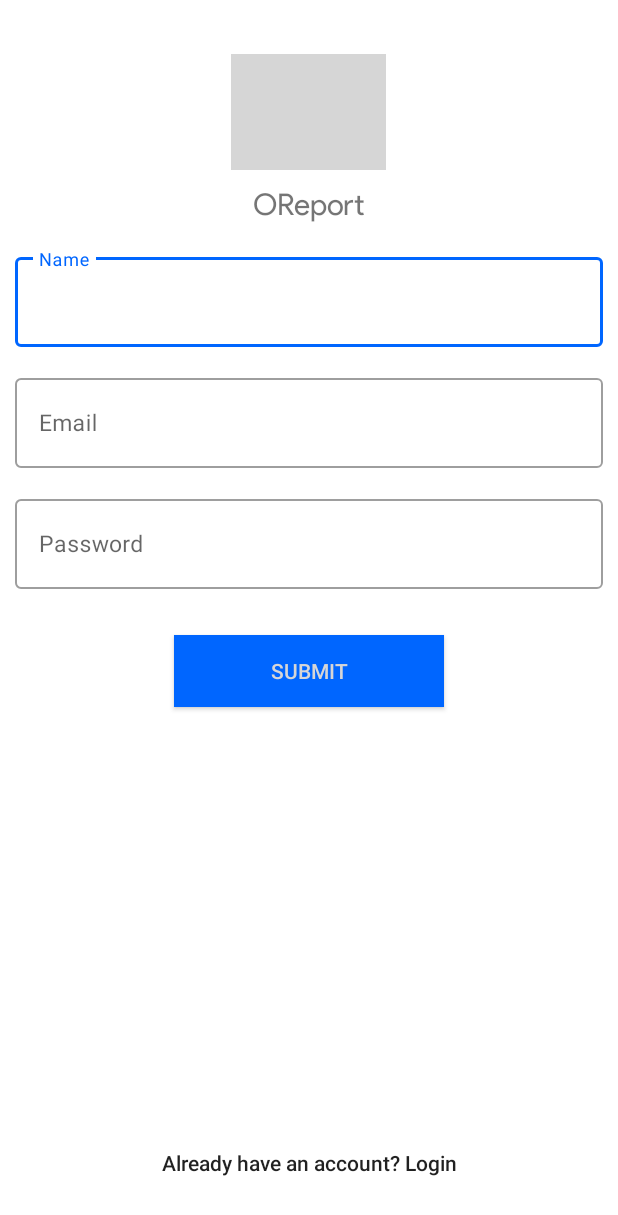
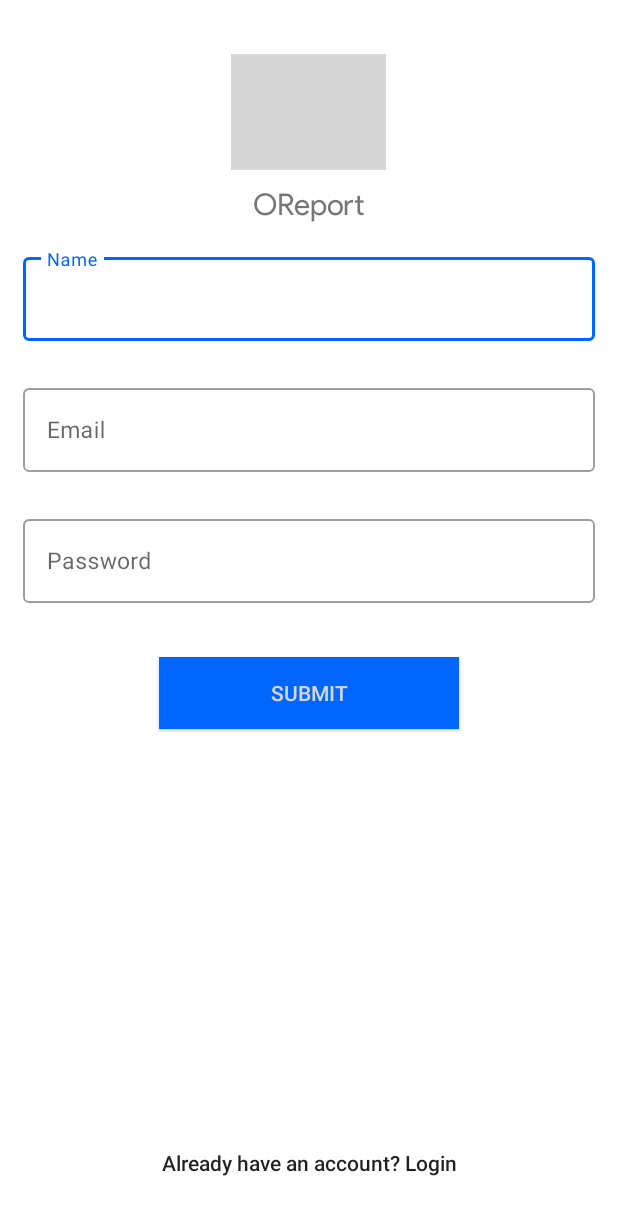
Before and after one commit to rjtmahinay/illegal-fishing-report-mobile, an Android app: the screen it shows after launch (SignUpActivity), after a tap on "New User? Sign Up", on a phone screen of 412 x 824 dp. Shown: the top 1215 px of the screen. Run offline under Robolectric (Android 15) with nearby library versions, the phone set to English and light mode, and no system bars; our stand-ins replace Firebase (no records; nobody signed in at launch, a user with empty details on screens opened directly); libraries missing offline, so code that uses them is left out: com.facebook, com.facebook.login; 5 statements that could not run were skipped; 3 other taps on this screen came first; grey boxes are pictures that could not be loaded.

Commit message:
refactor: dialog boxes for sucess and error actions, loggers, error messages and imports
- Added appropriate dialog boxes
- Removed loggers
- Add approporiate
error message
- Organize imports

Signed-off-by: Tristan <rjt.mahinay@gmail.com>

```diff
--- a/app/src/main/java/com/karagathon/vesselreporting/login/LoginActivity.java
+++ b/app/src/main/java/com/karagathon/vesselreporting/login/LoginActivity.java
@@ -1,14 +1,13 @@
 package com.karagathon.vesselreporting.login;
 
 import android.app.AlertDialog;
+import android.content.DialogInterface;
 import android.content.Intent;
 import android.os.Bundle;
 import android.util.Log;
 import android.view.View;
 import android.widget.Button;
-import android.widget.EditText;
 import android.widget.ProgressBar;
-import android.widget.TextView;
 
 import androidx.appcompat.app.AppCompatActivity;
 
@@ -25,6 +24,7 @@ import com.google.android.gms.auth.api.signin.GoogleSignInClient;
 import com.google.android.gms.auth.api.signin.GoogleSignInOptions;
 import com.google.android.gms.common.api.ApiException;
 import com.google.android.gms.tasks.Task;
+import com.google.android.material.textfield.TextInputLayout;
 import com.google.firebase.auth.AuthCredential;
 import com.google.firebase.auth.FacebookAuthProvider;
 import com.google.firebase.auth.FirebaseAuth;
@@ -48,9 +48,7 @@ public class LoginActivity extends AppCompatActivity {
     private String FACEBOOK_TAG = "Facebook Authentication";
     private AccessTokenTracker accessTokenTracker;
     private ProgressBar progressBar;
-    private EditText emailText;
-    private EditText passwordText;
-    private TextView emailErrorText, passwordErrorText;
+    private TextInputLayout emailText, passwordText;
 
     @Override
     public void onCreate(Bundle savedInstanceState) {
@@ -68,8 +66,6 @@ public class LoginActivity extends AppCompatActivity {
 
         emailText = findViewById(R.id.login_email);
         passwordText = findViewById(R.id.login_password);
-        emailErrorText = findViewById(R.id.email_error_view);
-        passwordErrorText = findViewById(R.id.password_error_view);
 
         progressBar = findViewById(R.id.progressBar);
         progressBar.setVisibility(View.GONE);
@@ -104,10 +100,9 @@ public class LoginActivity extends AppCompatActivity {
 
     private void signInUsingEmailPassword(Button goButton) {
 
-
         goButton.setOnClickListener(view -> {
-            String email = emailText.getText().toString();
-            String password = passwordText.getText().toString();
+            String email = emailText.getEditText().getText().toString();
+            String password = passwordText.getEditText().getText().toString();
 
             if (!isSuccessValidation(email, password))
                 return;
@@ -124,8 +119,8 @@ public class LoginActivity extends AppCompatActivity {
                     alertDialog.setMessage("Email or password is incorrect");
                     alertDialog.show();
 
-                    emailText.setText(null);
-                    passwordText.setText(null);
+                    emailText.getEditText().setText(null);
+                    passwordText.getEditText().setText(null);
                 }
             });
         });
@@ -156,7 +151,7 @@ public class LoginActivity extends AppCompatActivity {
             }
             @Override
             public void onCancel() {
-                Log.i(FACEBOOK_TAG, "Cancel");
+                //
             }
 
             @Override
@@ -170,8 +165,25 @@ public class LoginActivity extends AppCompatActivity {
     protected void onStart() {
         super.onStart();
         FirebaseUser user = auth.getCurrentUser();
-        if (Objects.nonNull(user)) {
+        Intent intent = getIntent();
+        boolean isNewUser = intent.getBooleanExtra("NEW_USER", false);
+        if (Objects.nonNull(user) && !isNewUser) {
             goToReport();
+        } else {
+            intent.removeExtra("NEW_USER");
+        }
+
+        boolean isResetPasswordSuccess
+                = intent.getBooleanExtra("RESET_PASSWORD_SUCCESS", false);
+
+        if (isResetPasswordSuccess) {
+            AlertDialog alertDialog = new AlertDialog.Builder(LoginActivity.this).create();
+            alertDialog.setMessage("Reset Passsword Sucessfully!");
+            alertDialog.setButton(DialogInterface.BUTTON_POSITIVE, "OK", ((dialogInterface, i) -> {
+                //
+            }));
+            alertDialog.show();
+            intent.removeExtra("RESET_PASSWORD_SUCCESS");
         }
     }
 
@@ -250,23 +262,27 @@ public class LoginActivity extends AppCompatActivity {
         boolean result = true;
         if (Objects.isNull(email)
                 || email.isEmpty() || !FieldVerificationHelper.isEmailPatternValid(email)) {
-            emailErrorText.setHint("Invalid email");
+            emailText.setError("Invalid email");
             result = false;
         } else {
-            emailErrorText.setHint(null);
+            emailText.setError(null);
+            emailText.setErrorEnabled(false);
         }
 
         if (Objects.isNull(password) || password.isEmpty()) {
-            passwordErrorText.setHint("Password must not be blank");
+            passwordText.setError("Password must not be blank");
             result = false;
         } else {
-            passwordErrorText.setHint(null);
+            passwordText.setError(null);
+            passwordText.setErrorEnabled(false);
         }
         return result;
     }
 
     private void removeErrorMessage() {
-        emailErrorText.setHint(null);
-        passwordErrorText.setHint(null);
+        emailText.setError(null);
+        emailText.setErrorEnabled(false);
+        passwordText.setError(null);
+        passwordText.setErrorEnabled(false);
     }
 }
--- a/app/src/main/java/com/karagathon/vesselreporting/login/SignUpActivity.java
+++ b/app/src/main/java/com/karagathon/vesselreporting/login/SignUpActivity.java
@@ -1,15 +1,16 @@
 package com.karagathon.vesselreporting.login;
 
+import android.app.AlertDialog;
+import android.content.DialogInterface;
 import android.content.Intent;
 import android.os.Bundle;
 import android.view.View;
 import android.widget.Button;
-import android.widget.EditText;
 import android.widget.ProgressBar;
-import android.widget.TextView;
 
 import androidx.appcompat.app.AppCompatActivity;
 
+import com.google.android.material.textfield.TextInputLayout;
 import com.google.firebase.auth.FirebaseAuth;
 import com.google.firebase.database.DatabaseReference;
 import com.google.firebase.database.FirebaseDatabase;
@@ -22,24 +23,23 @@ import java.util.Objects;
 public class SignUpActivity extends AppCompatActivity {
 
     private ProgressBar progressBar;
-    private TextView emailErrorTextView;
-    private TextView passwordErrorTextView;
-    private TextView nameErrorTextView;
     private String name;
+    private String email;
+    private String password;
+    private TextInputLayout signUpName;
+    private TextInputLayout signUpEmail;
+    private TextInputLayout signUpPassword;
 
     @Override
     protected void onCreate(Bundle savedInstanceState) {
         super.onCreate(savedInstanceState);
         setContentView(R.layout.activity_sign_up);
 
-        final EditText signUpName = findViewById(R.id.sign_up_name);
-        final EditText signUpEmail = findViewById(R.id.sign_up_email);
-        final EditText signUpPassword = findViewById(R.id.sign_up_password);
+        signUpName = findViewById(R.id.sign_up_name);
+        signUpEmail = findViewById(R.id.sign_up_email);
+        signUpPassword = findViewById(R.id.sign_up_password);
         final Button signUpSubmitButton = findViewById(R.id.sign_up_submit_button);
         final Button goToLoginButton = findViewById(R.id.go_to_login_button);
-        emailErrorTextView = findViewById(R.id.sign_up_email_error);
-        passwordErrorTextView = findViewById(R.id.sign_up_password_error);
-        nameErrorTextView = findViewById(R.id.sign_up_name_error);
 
         progressBar = findViewById(R.id.signup_progressBar);
         progressBar.setVisibility(View.GONE);
@@ -47,9 +47,7 @@ public class SignUpActivity extends AppCompatActivity {
         FirebaseAuth auth = FirebaseAuth.getInstance();
 
         signUpSubmitButton.setOnClickListener(view -> {
-            String email = signUpEmail.getText().toString();
-            String password = signUpPassword.getText().toString();
-            createCredentials(auth, signUpName, email, password);
+            createCredentials(auth);
         });
 
         goToLoginButton.setOnClickListener(view -> {
@@ -57,10 +55,15 @@ public class SignUpActivity extends AppCompatActivity {
         });
     }
 
-    private void createCredentials(FirebaseAuth auth, EditText signUpName, String email, String password) {
-        name = signUpName.getText().toString();
+    private void createCredentials(FirebaseAuth auth) {
+        name = signUpName.getEditText().getText().toString();
+        email = signUpEmail.getEditText().getText().toString();
+        password = signUpPassword.getEditText().getText().toString();
+
         if (!isSuccessValidation(name, email, password)) return;
+
         progressBar.setVisibility(View.VISIBLE);
+
         auth.createUserWithEmailAndPassword(email, password)
                 .addOnCompleteListener(this, task -> {
                     if (task.isSuccessful()) {
@@ -68,10 +71,24 @@ public class SignUpActivity extends AppCompatActivity {
                         String id = dbRef.push().getKey();
 
                         dbRef.child(id).child("name").setValue(name);
+                        dbRef.child(id).child("email").setValue(email);
                         progressBar.setVisibility(View.GONE);
-                        goToLogin();
+
+                        Intent intent = new Intent(getApplicationContext(), LoginActivity.class);
+                        intent.putExtra("NEW_USER", true);
+                        startActivity(intent);
+                        finish();
+
                     } else {
                         progressBar.setVisibility(View.GONE);
+                        AlertDialog alertDialog
+                                = new AlertDialog.Builder(SignUpActivity.this).create();
+                        alertDialog.setTitle("Error");
+                        alertDialog.setMessage("Please try again later!");
+                        alertDialog.setButton(DialogInterface.BUTTON_POSITIVE, "OK", ((dialogInterface, i) -> {
+                            //
+                        }));
+                        alertDialog.show();
                     }
                 });
     }
@@ -86,25 +103,28 @@ public class SignUpActivity extends AppCompatActivity {
         boolean result = true;
 
         if (Objects.isNull(name) || name.isEmpty()) {
-            nameErrorTextView.setHint("Name must not be blank");
+            signUpName.setError("Name must not be blank");
             result = false;
         } else {
-            nameErrorTextView.setHint(null);
+            signUpName.setError(null);
+            signUpName.setErrorEnabled(false);
         }
 
         if (Objects.isNull(email)
                 || email.isEmpty() || !FieldVerificationHelper.isEmailPatternValid(email)) {
-            emailErrorTextView.setHint("Invalid email");
+            signUpEmail.setError("Invalid email");
             result = false;
         } else {
-            emailErrorTextView.setHint(null);
+            signUpEmail.setError(null);
+            signUpEmail.setErrorEnabled(false);
         }
 
         if (Objects.isNull(password) || password.isEmpty()) {
-            passwordErrorTextView.setHint("Password must not be blank");
+            signUpPassword.setError("Password must not be blank");
             result = false;
         } else {
-            passwordErrorTextView.setHint(null);
+            signUpPassword.setError(null);
+            signUpPassword.setErrorEnabled(false);
         }
         return result;
     }
--- a/app/src/main/java/com/karagathon/vesselreporting/report/HistoryActivity.java
+++ b/app/src/main/java/com/karagathon/vesselreporting/report/HistoryActivity.java
@@ -64,7 +64,6 @@ public class HistoryActivity extends AppCompatActivity {
 
         listView.setOnItemClickListener((parent, view, pos, id) -> {
             String strings = parent.getItemAtPosition(pos).toString();
-            Log.i("Item", strings);
         });
     }
 
@@ -88,7 +87,6 @@ public class HistoryActivity extends AppCompatActivity {
                                 = (map1, map2) -> map1.get("id").compareTo(map2.get("id"));
 
                         dataList.sort(comparator.reversed());
-                        Log.i("Data List", dataList.toString());
 
                         SimpleAdapter adapter = new SimpleAdapter(getApplicationContext(), dataList, R.layout.history_list_items,
                                 new String[]{"location", "formattedParsedDate"}, new int[]{R.id.history_list_text_1, R.id.history_list_text_2});
@@ -116,8 +114,6 @@ public class HistoryActivity extends AppCompatActivity {
                 && Objects.nonNull(location) && !location.isEmpty()) {
 
             formattedParsedDate = dateFormat.format(formattedDate);
-            Log.i("Parse Date", formattedParsedDate);
-            Log.i("Location", location);
 
             historyMap.put("id", id);
             historyMap.put("location", location);
--- a/app/src/main/res/layout/activity_sign_up.xml
+++ b/app/src/main/res/layout/activity_sign_up.xml
@@ -1,6 +1,7 @@
 <?xml version="1.0" encoding="utf-8"?>
 <RelativeLayout xmlns:android="http://schemas.android.com/apk/res/android"
     xmlns:tools="http://schemas.android.com/tools"
+    xmlns:app="http://schemas.android.com/apk/res-auto"
     android:layout_width="match_parent"
     android:layout_height="match_parent"
     android:background="@color/design_default_color_on_primary"
@@ -41,76 +42,64 @@
 
         <com.google.android.material.textfield.TextInputLayout
             style="@style/Widget.MaterialComponents.TextInputLayout.OutlinedBox"
+            android:id="@+id/sign_up_name"
             android:layout_width="match_parent"
             android:layout_height="wrap_content"
+            android:layout_marginBottom="5dp"
             android:hint="Name"
-            android:paddingStart="10dp"
-            android:paddingEnd="10dp">
+            android:paddingStart="15dp"
+            android:paddingEnd="15dp"
+            app:errorEnabled="true"
+            app:errorIconDrawable="@null">
 
-            <EditText
-                android:id="@+id/sign_up_name"
+            <com.google.android.material.textfield.TextInputEditText
                 android:layout_width="match_parent"
-                android:layout_height="60dp"
+                android:layout_height="wrap_content"
                 android:inputType="text"
                 android:textSize="15sp" />
         </com.google.android.material.textfield.TextInputLayout>
 
-        <TextView
-            android:id="@+id/sign_up_name_error"
-            android:layout_width="330dp"
-            android:layout_height="15dp"
-            android:layout_marginStart="15sp"
-            android:textColorHint="@color/errorColor" />
 
         <com.google.android.material.textfield.TextInputLayout
             style="@style/Widget.MaterialComponents.TextInputLayout.OutlinedBox"
+            android:id="@+id/sign_up_email"
             android:layout_width="match_parent"
             android:layout_height="wrap_content"
+            android:layout_marginBottom="5dp"
             android:hint="Email"
-            android:paddingStart="10dp"
-            android:paddingEnd="10dp">
+            android:paddingStart="15dp"
+            android:paddingEnd="15dp"
+            app:errorEnabled="true"
+            app:errorIconDrawable="@null">
 
-            <EditText
-                android:id="@+id/sign_up_email"
+            <com.google.android.material.textfield.TextInputEditText
                 android:layout_width="match_parent"
-                android:layout_height="60dp"
+                android:layout_height="wrap_content"
                 android:inputType="textEmailAddress"
                 android:textSize="15sp" />
         </com.google.android.material.textfield.TextInputLayout>
 
-        <TextView
-            android:id="@+id/sign_up_email_error"
-            android:layout_width="330dp"
-            android:layout_height="15dp"
-            android:layout_marginStart="15sp"
-            android:textColorHint="@color/errorColor" />
-
         <com.google.android.material.textfield.TextInputLayout
             style="@style/Widget.MaterialComponents.TextInputLayout.OutlinedBox"
+            android:id="@+id/sign_up_password"
             android:layout_width="match_parent"
             android:layout_height="wrap_content"
             android:hint="Password"
-            android:paddingStart="10dp"
-            android:paddingEnd="10dp">
+            android:paddingStart="15dp"
+            android:paddingEnd="15dp"
+            app:errorEnabled="true"
+            app:errorIconDrawable="@null">
 
-            <EditText
-                android:id="@+id/sign_up_password"
+            <com.google.android.material.textfield.TextInputEditText
                 android:layout_width="match_parent"
-                android:layout_height="60dp"
+                android:layout_height="wrap_content"
                 android:inputType="textPassword"
                 android:textSize="15sp" />
         </com.google.android.material.textfield.TextInputLayout>
 
-        <TextView
-            android:id="@+id/sign_up_password_error"
-            android:layout_width="330dp"
-            android:layout_height="15dp"
-            android:layout_marginStart="15sp"
-            android:textColorHint="@color/errorColor" />
-
         <Button
             android:id="@+id/sign_up_submit_button"
-            android:layout_width="180dp"
+            android:layout_width="200dp"
             android:layout_height="wrap_content"
             android:layout_gravity="center"
             android:layout_marginTop="15dp"
```
Also changed, not shown: app/src/main/java/com/karagathon/vesselreporting/login/ForgotPasswordActivity.java (+8 -9 lines), app/src/main/java/com/karagathon/vesselreporting/report/BaseNavigationActivity.java (+4 -14 lines), app/src/main/java/com/karagathon/vesselreporting/report/DetailsActivity.java (+67 -46 lines), app/src/main/java/com/karagathon/vesselreporting/report/ReportActivity.java (+17 -8 lines), app/src/main/res/layout/activity_details.xml (+21 -14 lines), app/src/main/res/layout/activity_forgot_password.xml (+9 -13 lines), app/src/main/res/layout/activity_login.xml (+34 -33 lines).
